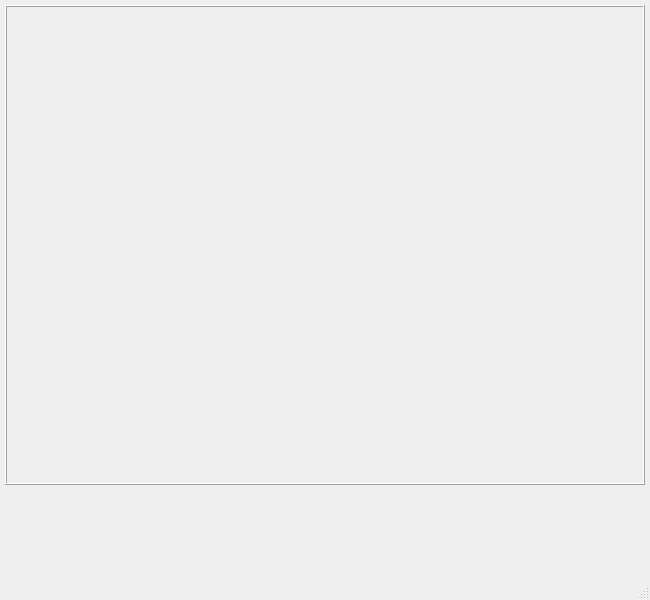
The window that Lab_Sol/Lab4/gui.ui (choisuyang/study_python) describes before a commit, drawn with Qt 5.
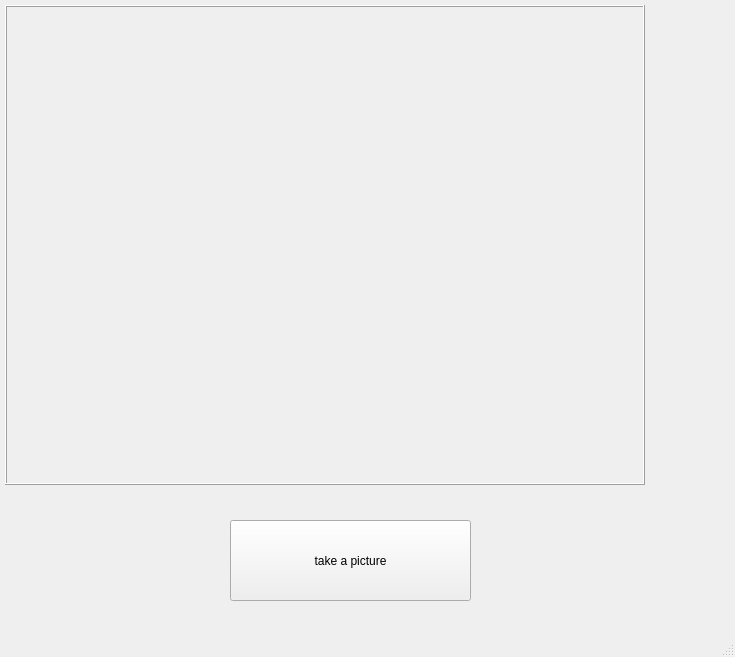
The same window after the commit.

The edit to the form file:
```diff
--- a/Lab_Sol/Lab4/gui.ui
+++ b/Lab_Sol/Lab4/gui.ui
@@ -6,8 +6,8 @@
    <rect>
     <x>0</x>
     <y>0</y>
-    <width>650</width>
-    <height>600</height>
+    <width>735</width>
+    <height>657</height>
    </rect>
   </property>
   <property name="windowTitle">
@@ -33,6 +33,35 @@
      <string/>
     </property>
    </widget>
+   <widget class="QPushButton" name="btnTakePicture">
+    <property name="geometry">
+     <rect>
+      <x>230</x>
+      <y>520</y>
+      <width>241</width>
+      <height>81</height>
+     </rect>
+    </property>
+    <property name="text">
+     <string>take a picture</string>
+    </property>
+   </widget>
+   <widget class="QLabel" name="label">
+    <property name="geometry">
+     <rect>
+      <x>40</x>
+      <y>520</y>
+      <width>151</width>
+      <height>81</height>
+     </rect>
+    </property>
+    <property name="text">
+     <string/>
+    </property>
+    <property name="scaledContents">
+     <bool>true</bool>
+    </property>
+   </widget>
   </widget>
   <widget class="QMenuBar" name="menubar">
    <property name="geometry">
```
Left out of the diff: 4 changed lines with no effect on the pictures.
